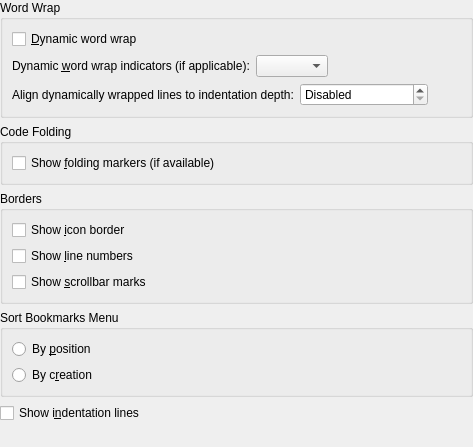
The window that part/dialogs/appearanceconfigwidget.ui (KDE/kate) describes before a commit, drawn with Qt 5.
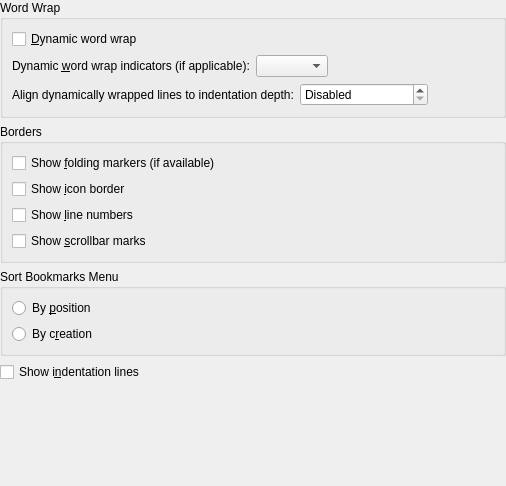
The same window after the commit.

```diff
--- a/part/dialogs/appearanceconfigwidget.ui
+++ b/part/dialogs/appearanceconfigwidget.ui
@@ -8,8 +8,8 @@
    <rect>
     <x>0</x>
     <y>0</y>
-    <width>473</width>
-    <height>447</height>
+    <width>506</width>
+    <height>486</height>
    </rect>
   </property>
   <layout class="QVBoxLayout" >
@@ -137,17 +137,11 @@
     </widget>
    </item>
    <item>
-    <widget class="QGroupBox" name="gbCodeFolding" >
+    <widget class="QGroupBox" name="gbBorders" >
      <property name="title" >
-      <string>Code Folding</string>
+      <string>Borders</string>
      </property>
      <layout class="QVBoxLayout" >
-      <property name="margin" >
-       <number>9</number>
-      </property>
-      <property name="spacing" >
-       <number>6</number>
-      </property>
       <item>
        <widget class="QCheckBox" name="chkShowFoldingMarkers" >
         <property name="whatsThis" >
@@ -158,21 +152,6 @@
         </property>
        </widget>
       </item>
-     </layout>
-    </widget>
-   </item>
-   <item>
-    <widget class="QGroupBox" name="gbBorders" >
-     <property name="title" >
-      <string>Borders</string>
-     </property>
-     <layout class="QVBoxLayout" >
-      <property name="margin" >
-       <number>9</number>
-      </property>
-      <property name="spacing" >
-       <number>6</number>
-      </property>
       <item>
        <widget class="QCheckBox" name="chkIconBorder" >
         <property name="whatsThis" >
@@ -215,9 +194,6 @@
       <string>Sort Bookmarks Menu</string>
      </property>
      <layout class="QVBoxLayout" >
-      <property name="margin" >
-       <number>9</number>
-      </property>
       <property name="spacing" >
        <number>6</number>
       </property>
@@ -261,8 +237,8 @@
      </property>
      <property name="sizeHint" >
       <size>
-       <width>371</width>
-       <height>16</height>
+       <width>20</width>
+       <height>40</height>
       </size>
      </property>
     </spacer>
```
Left out of the diff: 76 changed lines with no effect on the pictures.
